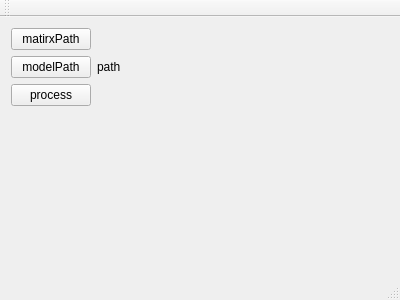
First picture: the form in mainwindow.ui, repository h005/3Dfeature7, before the edit.
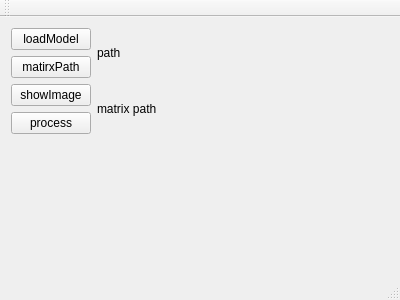
Second picture: the form after the edit.

Commit message: 在setFeature中，先初始化了一个窗口，然后再进行fbo渲染

```diff
--- a/mainwindow.ui
+++ b/mainwindow.ui
@@ -15,21 +15,31 @@
   </property>
   <widget class="QWidget" name="centralWidget">
    <layout class="QFormLayout" name="formLayout">
+    <property name="fieldGrowthPolicy">
+     <enum>QFormLayout::AllNonFixedFieldsGrow</enum>
+    </property>
     <item row="0" column="0">
      <layout class="QHBoxLayout" name="horizontalLayout">
       <item>
        <layout class="QVBoxLayout" name="verticalLayout">
         <item>
-         <widget class="QPushButton" name="open">
+         <widget class="QPushButton" name="loadModel">
+          <property name="text">
+           <string>loadModel</string>
+          </property>
+         </widget>
+        </item>
+        <item>
+         <widget class="QPushButton" name="bMatrixPath">
           <property name="text">
            <string>matirxPath</string>
           </property>
          </widget>
         </item>
         <item>
-         <widget class="QPushButton" name="modelPath">
+         <widget class="QPushButton" name="showImage">
           <property name="text">
-           <string>modelPath</string>
+           <string>showImage</string>
           </property>
          </widget>
         </item>
@@ -43,11 +53,22 @@
        </layout>
       </item>
       <item>
-       <widget class="QLabel" name="label">
+       <layout class="QVBoxLayout" name="verticalLayout_2">
+        <item>
+         <widget class="QLabel" name="modelPath">
         <property name="text">
          <string>path</string>
         </property>
        </widget>
+        </item>
+        <item>
+         <widget class="QLabel" name="lmatrixPath">
+          <property name="text">
+           <string>matrix path</string>
+          </property>
+         </widget>
+        </item>
+       </layout>
       </item>
      </layout>
     </item>
```
Lines whose indentation alone changed are shown as unchanged. The commit also changes 6 other files.
